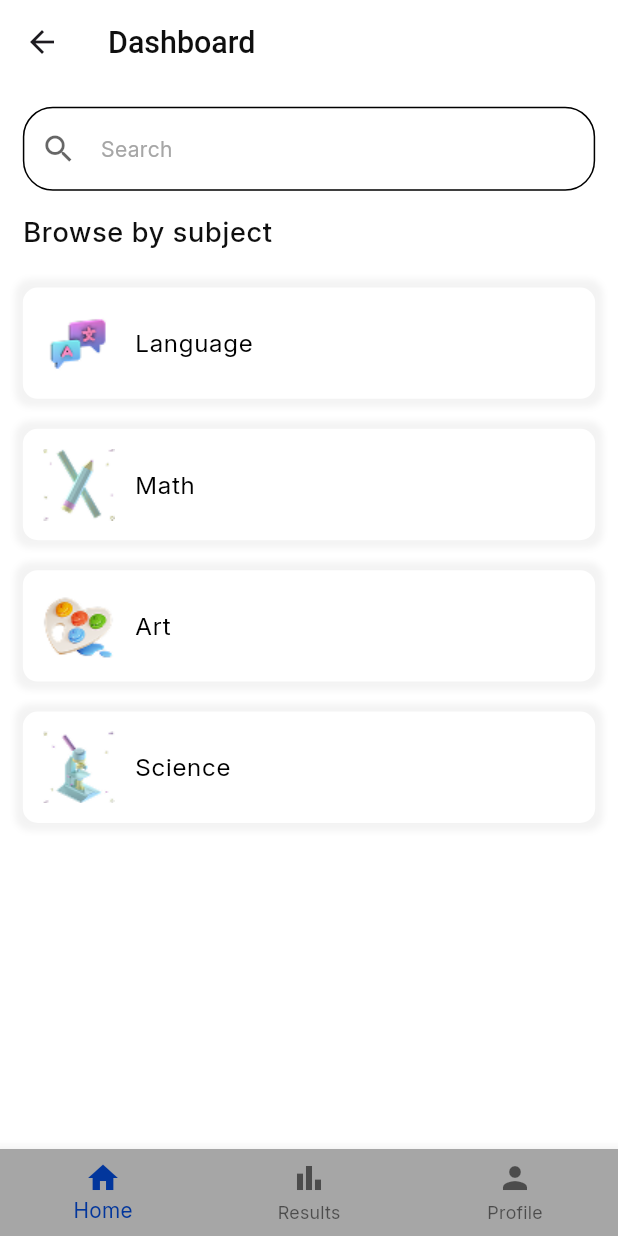
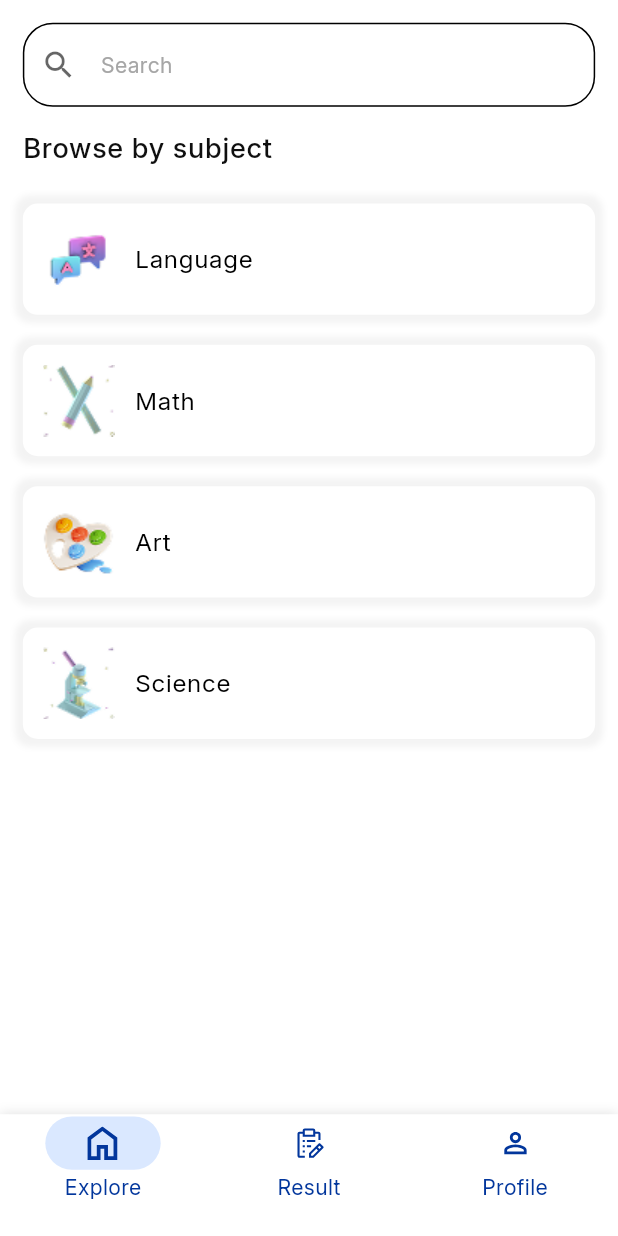
Before and after one commit to AhmedTarek-f/online-exam-app, a Flutter app: the DashboardScreen screen opened by its route, on a phone screen of 412 x 824 dp. Run offline on Flutter 3.47's test engine with Material 3 defaults, Android fonts, the phone set to English and light mode, and no system bars; our stand-ins replace another_flushbar, bloc, connectivity_plus, dio, flutter_bloc, flutter_native_splash and 10 more; accounts and stored records are empty; generated files the repository leaves out were written again.

Commit message:
feat(dashboard): Created dashboard_screen.dart

```diff
--- a/lib/core/constants/app_icons.dart
+++ b/lib/core/constants/app_icons.dart
@@ -1,6 +1,6 @@
 abstract final class AppIcons {
   static const String email = "assets/icons/camera.svg";
   static const String homeBarIcon = 'assets/icons/home_bar_icon.svg';
-  static const String profileBarIcon = 'assets/icons/profile_bar_icon.svg';
   static const String resultsBarIcon = 'assets/icons/results_bar_icon.svg';
+  static const String profileNavBarIcon = 'assets/icons/profile_bar.svg';
 }
--- a/lib/core/router/app_router.dart
+++ b/lib/core/router/app_router.dart
@@ -1,4 +1,6 @@
 import 'package:flutter/material.dart';
+import 'package:flutter_bloc/flutter_bloc.dart';
+import 'package:online_exam_app/core/di/di.dart';
 import 'package:online_exam_app/core/router/route_names.dart';
 import 'package:online_exam_app/presentation/auth/forget_password/email_verification/views/email_verification_view.dart';
 import 'package:online_exam_app/presentation/auth/forget_password/forget_password_email/views/forget_password_email_view.dart';
@@ -6,7 +8,12 @@ import 'package:online_exam_app/presentation/auth/forget_password/reset_password
 import 'package:online_exam_app/presentation/auth/login/views/login_view.dart';
 import 'package:online_exam_app/presentation/auth/signup/views/sign_up_screen.dart';
 import 'package:online_exam_app/presentation/dashboard/presentation/screens/dashboard_screen.dart';
+import 'package:online_exam_app/presentation/dashboard/presentation/screens/profile_screen.dart';
 import 'package:online_exam_app/presentation/splash/presentation/views/splash_screen.dart';
+
+import '../../presentation/dashboard/presentation/cubits/home_cubit.dart';
+import '../../presentation/dashboard/presentation/cubits/nav_bar_cuibts/nav_bar_cubit.dart';
+import '../../presentation/dashboard/presentation/screens/home_screen.dart';
 
 abstract class AppRouter {
   static Route<dynamic>? onGenerateRoute(RouteSettings settings) {
@@ -32,7 +39,23 @@ abstract class AppRouter {
           builder: (_) => ResetPasswordView(userEmail: email),
         );
       case RouteNames.dashboard:
-        return MaterialPageRoute(builder: (_) => const DashboardScreen());
+        return MaterialPageRoute(
+            builder: (_) => BlocProvider(
+                  create: (_) => getIt<NavBarCubit>(),
+                  child: DashboardScreen(),
+                ));
+      case RouteNames.homeView:
+        return MaterialPageRoute(
+            builder: (_) => BlocProvider(
+                  create: (_) => getIt<HomeCubit>(),
+                  child: const HomeScreen(),
+                ));
+      case RouteNames.profileView:
+        return MaterialPageRoute(
+            builder: (_) => BlocProvider(
+                  create: (_) => getIt<HomeCubit>(),
+                  child: const ProfileScreen(),
+                ));
 
       default:
         return MaterialPageRoute(builder: (_) => const LoginView());
--- a/lib/core/router/route_names.dart
+++ b/lib/core/router/route_names.dart
@@ -6,4 +6,6 @@ abstract class RouteNames {
   static const String resetPassword = "/resetPasswordView";
   static const String signup = '/signupView';
   static const String dashboard = '/dashboardView';
+  static const String homeView = '/homeView';
+  static const String profileView = '/profileView';
 }
--- a/lib/presentation/dashboard/domain/controllers/home_controller.dart
+++ b/lib/presentation/dashboard/domain/controllers/home_controller.dart
@@ -1,16 +1,16 @@
-import 'package:injectable/injectable.dart';
-
-import '../../presentation/cubits/home_cubit.dart';
-
-@injectable
-class HomeController {
-  final HomeCubit homeCubit;
-
-  HomeController(this.homeCubit);
-
-  void onTabSelected(int index) {
-    homeCubit.changeTab(index);
-  }
-
-  int get currentIndex => homeCubit.currentIndex;
-}
+// import 'package:injectable/injectable.dart';
+//
+// import '../../presentation/cubits/home_cubit.dart';
+//
+// @injectable
+// class HomeController {
+//   final HomeCubit homeCubit;
+//
+//   HomeController(this.homeCubit);
+//
+//   void onTabSelected(int index) {
+//     homeCubit.changeTab(index);
+//   }
+//
+//   int get currentIndex => homeCubit.currentIndex;
+// }
--- a/lib/presentation/dashboard/presentation/cubits/home_cubit.dart
+++ b/lib/presentation/dashboard/presentation/cubits/home_cubit.dart
@@ -12,7 +12,7 @@ class HomeCubit extends Cubit<HomeState> {
 
   HomeCubit() : super(HomeInitial());
 
-  void changeTab(int index) {
+   changeTab(int index) {
     _currentIndex = index;
     emit(HomeTabChanged(index));
   }
--- /dev/null
+++ b/lib/presentation/dashboard/presentation/cubits/nav_bar_cuibts/nav_bar_cubit.dart
@@ -0,0 +1,11 @@
+import 'package:flutter_bloc/flutter_bloc.dart';
+import 'package:injectable/injectable.dart';
+
+part 'nav_bar_state.dart';
+
+@lazySingleton
+class NavBarCubit extends Cubit<NavBarState> {
+  NavBarCubit() : super(const NavBarInitial(0));
+
+  void changeTab(int index) => emit(NavBarInitial(index));
+}
--- /dev/null
+++ b/lib/presentation/dashboard/presentation/cubits/nav_bar_cuibts/nav_bar_state.dart
@@ -0,0 +1,12 @@
+part of 'nav_bar_cubit.dart';
+
+
+sealed class NavBarState {
+  final int selectedIndex;
+
+  const NavBarState(this.selectedIndex);
+}
+
+final class NavBarInitial extends NavBarState {
+  const NavBarInitial(super.selectedIndex);
+}
--- a/lib/presentation/dashboard/presentation/screens/dashboard_screen.dart
+++ b/lib/presentation/dashboard/presentation/screens/dashboard_screen.dart
@@ -1,74 +1,36 @@
 import 'package:flutter/material.dart';
-import 'package:online_exam_app/core/di/di.dart';
-import 'package:online_exam_app/presentation/dashboard/domain/controllers/home_controller.dart';
-import 'package:online_exam_app/presentation/dashboard/presentation/cubits/home_cubit.dart';
-
+import 'package:flutter_bloc/flutter_bloc.dart';
+import 'package:flutter_screenutil/flutter_screenutil.dart';
+import 'package:online_exam_app/presentation/dashboard/presentation/screens/profile_screen.dart';
+import 'package:online_exam_app/presentation/dashboard/presentation/widgets/custom_nav_bar_widget.dart';
 import 'home_screen.dart';
+import '../cubits/nav_bar_cuibts/nav_bar_cubit.dart';
 
 class DashboardScreen extends StatelessWidget {
   const DashboardScreen({super.key});
 
+  final List<Widget> _screens = const [
+    HomeScreen(),
+    Center(child: Text("Results")),
+    ProfileScreen(),
+  ];
+
   @override
   Widget build(BuildContext context) {
-    final cubit = getIt<HomeCubit>();
-    final controller = getIt<HomeController>();
-
-    return StreamBuilder<HomeState>(
-      stream: cubit.stream,
-      initialData: cubit.state,
-      builder: (context, snapshot) {
-        final currentIndex = controller.currentIndex;
-
+    return BlocBuilder<NavBarCubit, NavBarState>(
+      builder: (context, state) {
         return Scaffold(
           backgroundColor: Colors.white,
-          appBar: AppBar(
-            backgroundColor: Colors.white,
-            title: Text(_getTitle(currentIndex)),
-          ),
-          body: _getTab(currentIndex),
-          bottomNavigationBar: BottomNavigationBar(
-            currentIndex: currentIndex,
-            onTap: controller.onTabSelected,
-            items: const [
-              BottomNavigationBarItem(icon: Icon(Icons.home), label: 'Home'),
-              BottomNavigationBarItem(
-                icon: Icon(Icons.bar_chart),
-                label: 'Results',
-              ),
-              BottomNavigationBarItem(
-                icon: Icon(Icons.person),
-                label: 'Profile',
-              ),
-            ],
+          body: _screens[state.selectedIndex],
+          bottomNavigationBar: SizedBox(
+            height: 80.h,
+            child: CustomBottomNavBar(
+              currentIndex: state.selectedIndex,
+              onTap: (index) => context.read<NavBarCubit>().changeTab(index),
+            ),
           ),
         );
       },
     );
   }
-
-  Widget _getTab(int index) {
-    switch (index) {
-      case 0:
-        return const HomeScreen();
-      case 1:
-        return const Center(child: Text('Results'));
-      case 2:
-        return const Center(child: Text('Profile'));
-      default:
-        return const SizedBox.shrink();
-    }
-  }
-
-  String _getTitle(int index) {
-    switch (index) {
-      case 0:
-        return 'Dashboard';
-      case 1:
-        return 'Results';
-      case 2:
-        return 'Profile';
-      default:
-        return '';
-    }
-  }
 }
--- /dev/null
+++ b/lib/presentation/dashboard/presentation/screens/profile_screen.dart
@@ -0,0 +1,10 @@
+import 'package:flutter/material.dart';
+
+class ProfileScreen extends StatelessWidget {
+  const ProfileScreen({super.key});
+
+  @override
+  Widget build(BuildContext context) {
+    return const Scaffold();
+  }
+}
--- /dev/null
+++ b/lib/presentation/dashboard/presentation/widgets/custom_nav_bar_widget.dart
@@ -0,0 +1,80 @@
+import 'package:flutter/material.dart';
+import 'package:flutter_screenutil/flutter_screenutil.dart';
+import 'package:flutter_svg/svg.dart';
+
+import '../../../../core/constants/app_icons.dart';
+
+class CustomBottomNavBar extends StatelessWidget {
+  final int currentIndex;
+  final ValueChanged<int> onTap;
+
+  const CustomBottomNavBar({
+    super.key,
+    required this.currentIndex,
+    required this.onTap,
+  });
+
+  @override
+  Widget build(BuildContext context) {
+    return Container(
+      decoration: const BoxDecoration(
+        color: Colors.white,
+        boxShadow: [BoxShadow(color: Colors.black12, blurRadius: 6)],
+      ),
+      child: Row(
+        mainAxisAlignment: MainAxisAlignment.spaceAround,
+        children: [
+          Expanded(
+              child: _buildNavBarItem(
+                  AppIcons.homeBarIcon, 'Explore', 0, context)),
+          Expanded(
+              child: _buildNavBarItem(
+                  AppIcons.resultsBarIcon, 'Result', 1, context)),
+          Expanded(
+              child: _buildNavBarItem(
+                  AppIcons.profileNavBarIcon, 'Profile', 2, context)),
+        ],
+      ),
+    );
+  }
+
+  Widget _buildNavBarItem(
+      String icon, String label, int index, BuildContext context) {
+    final bool isSelected = currentIndex == index;
+    return GestureDetector(
+      onTap: () => onTap(index),
+      child: Column(
+        mainAxisAlignment: MainAxisAlignment.center,
+        children: [
+          Container(
+            width: 70.w,
+            padding: EdgeInsets.all(6.w),
+            decoration: BoxDecoration(
+              shape: BoxShape.rectangle,
+              borderRadius: BorderRadius.circular(30.r),
+              color: isSelected
+                  ? Colors.blueAccent.withOpacity(0.2)
+                  : Colors.transparent,
+            ),
+            child: SvgPicture.asset(
+              icon,
+              height: 22.h,
+              width: 22.w,
+              color: Theme.of(context).primaryColor,
+            ),
+          ),
+          SizedBox(height: 2.h),
+          Text(
+            label,
+            style: TextStyle(
+              fontSize: 14.sp,
+              fontWeight: FontWeight.normal,
+              color: Theme.of(context).primaryColor,
+            ),
+          ),
+          RSizedBox(height: 20.h),
+        ],
+      ),
+    );
+  }
+}
--- a/pubspec.yaml
+++ b/pubspec.yaml
@@ -19,7 +19,7 @@ publish_to: 'none' # Remove this line if you wish to publish to pub.dev
 version: 1.0.0+1
 
 environment:
-  sdk: ^3.8.1
+  sdk: ">=3.2.1 <4.0.0"
 
 # Dependencies specify other packages that your package needs in order to work.
 # To automatically upgrade your package dependencies to the latest versions
@@ -36,7 +36,7 @@ dependencies:
   cupertino_icons: ^1.0.8
   flutter_screenutil: ^5.9.3
   flutter_bloc: ^9.1.0
-  flutter_svg: ^2.1.0
+  flutter_svg: ^2.2.0
   shared_preferences: ^2.5.3
   flutter_secure_storage: ^9.2.4
   iconsax_flutter: ^1.0.0
```
Also changed, not shown: assets/icons/profile_bar.svg (added), assets/icons/profile_bar_icon.svg (deleted), lib/core/di/di.config.dart, pubspec.lock, 2 other files.
